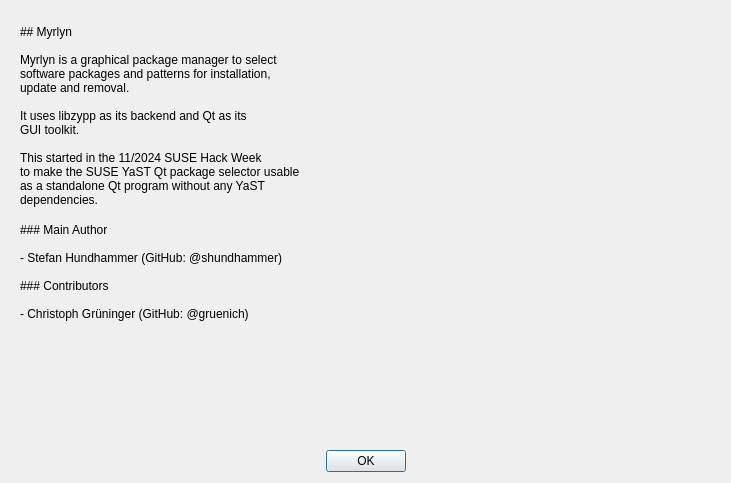
shundhammer/yqpkg, file src/about-dialog.ui: the form before one commit.
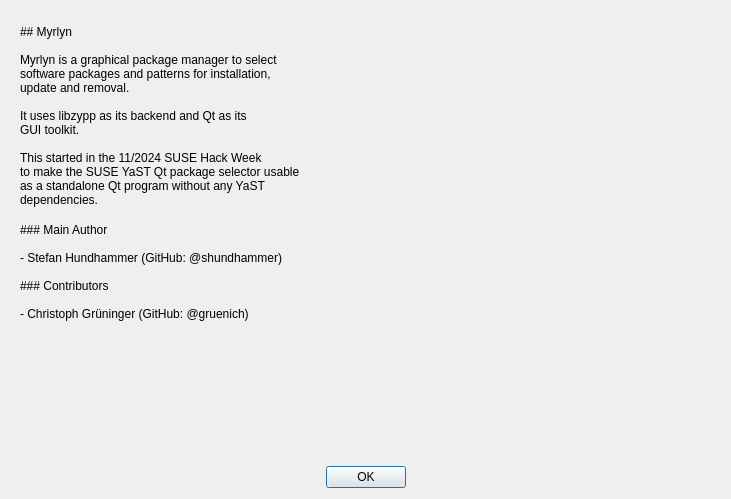
The form after the commit. Icons and pictures are not drawn.

Commit message: About dialog window title

Diff of the .ui file:
```diff
--- a/src/about-dialog.ui
+++ b/src/about-dialog.ui
@@ -7,7 +7,7 @@
     <x>0</x>
     <y>0</y>
     <width>731</width>
-    <height>483</height>
+    <height>499</height>
    </rect>
   </property>
   <property name="windowTitle">
```
Left out of the diff: 2 changed lines with no effect on the pictures.
